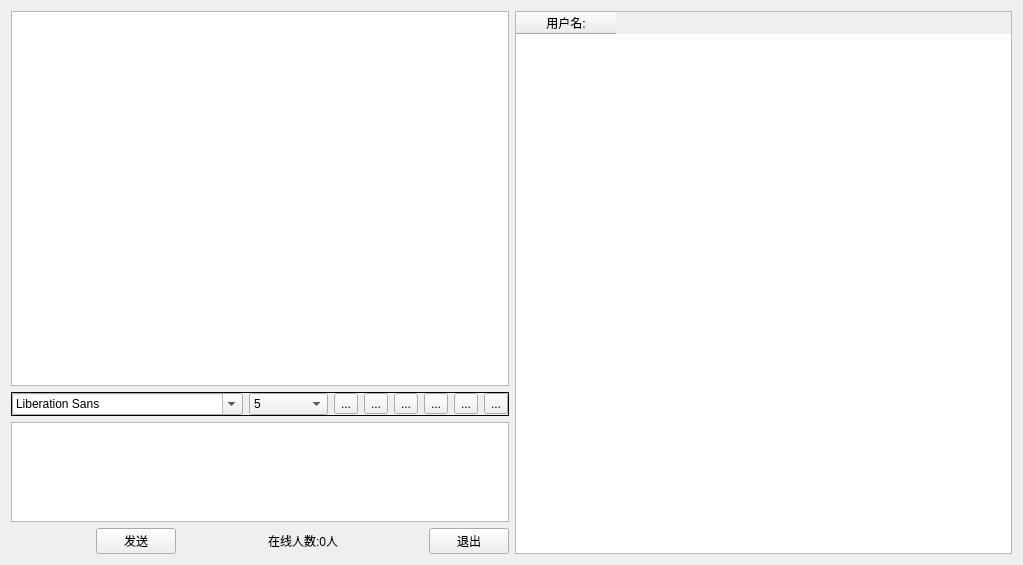
This is chatui/chatroom/widget.ui in woriazzc/chatroom as Qt 5 draws it before an edit. The edited form follows.
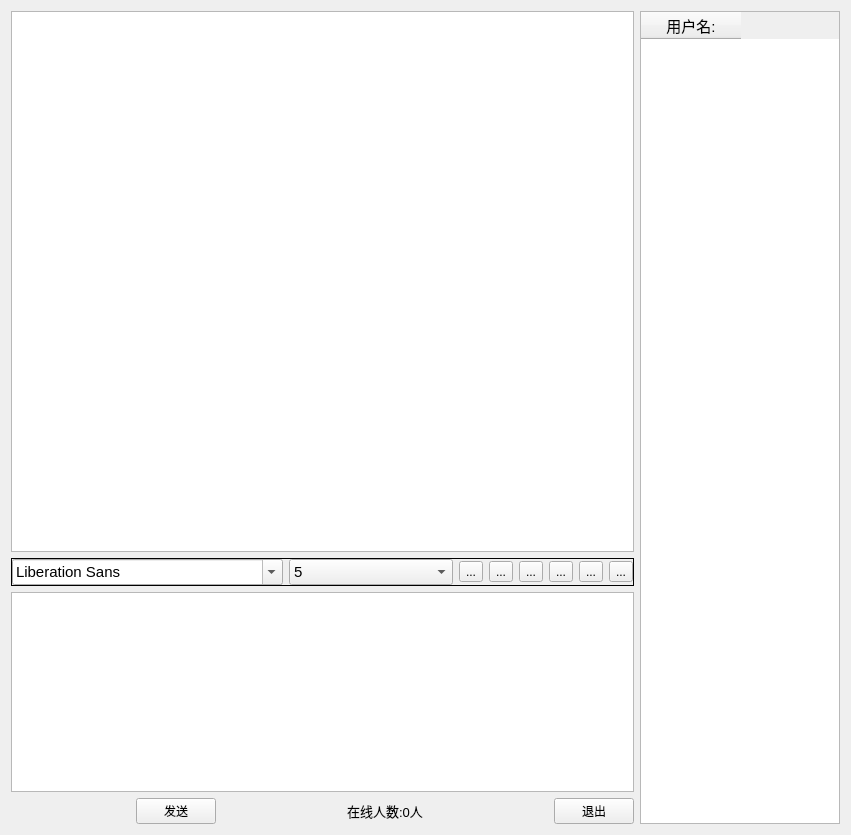
This is the edited form. Icons and pictures are not drawn.

The edit to the form file:
```diff
--- a/chatui/chatroom/widget.ui
+++ b/chatui/chatroom/widget.ui
@@ -6,8 +6,8 @@
    <rect>
     <x>0</x>
     <y>0</y>
-    <width>1023</width>
-    <height>565</height>
+    <width>851</width>
+    <height>835</height>
    </rect>
   </property>
   <property name="windowTitle">
@@ -90,7 +90,13 @@
                    <number>0</number>
                   </property>
                   <item>
-                   <widget class="QTextBrowser" name="msgBrowser"/>
+                   <widget class="QTextBrowser" name="msgBrowser">
+                    <property name="font">
+                     <font>
+                      <pointsize>14</pointsize>
+                     </font>
+                    </property>
+                   </widget>
                   </item>
                  </layout>
                 </widget>
@@ -118,10 +124,20 @@
                     <property name="enabled">
                      <bool>true</bool>
                     </property>
+                    <property name="font">
+                     <font>
+                      <pointsize>11</pointsize>
+                     </font>
+                    </property>
                    </widget>
                   </item>
                   <item>
                    <widget class="QComboBox" name="sizeCbx">
+                    <property name="font">
+                     <font>
+                      <pointsize>11</pointsize>
+                     </font>
+                    </property>
                     <item>
                      <property name="text">
                       <string>5</string>
@@ -265,12 +281,20 @@
             </item>
             <item>
              <widget class="QTextEdit" name="msgTxtEdit">
+              <property name="enabled">
+               <bool>true</bool>
+              </property>
               <property name="maximumSize">
                <size>
                 <width>16777215</width>
-                <height>100</height>
+                <height>200</height>
                </size>
               </property>
+              <property name="font">
+               <font>
+                <pointsize>13</pointsize>
+               </font>
+              </property>
              </widget>
             </item>
            </layout>
@@ -326,6 +350,11 @@
             </item>
             <item>
              <widget class="QLabel" name="userNumLbl">
+              <property name="font">
+               <font>
+                <pointsize>10</pointsize>
+               </font>
+              </property>
               <property name="text">
                <string>在线人数:0人</string>
               </property>
@@ -359,6 +388,12 @@
       </item>
       <item>
        <widget class="QWidget" name="widget_15" native="true">
+        <property name="maximumSize">
+         <size>
+          <width>200</width>
+          <height>16777215</height>
+         </size>
+        </property>
         <layout class="QHBoxLayout" name="horizontalLayout_12">
          <property name="leftMargin">
           <number>0</number>
@@ -374,6 +409,11 @@
          </property>
          <item>
           <widget class="QTableWidget" name="tableWidget">
+           <property name="font">
+            <font>
+             <pointsize>11</pointsize>
+            </font>
+           </property>
            <column>
             <property name="text">
              <string>用户名:</string>
```
Left out of the diff: 16 changed lines with no effect on the pictures.
